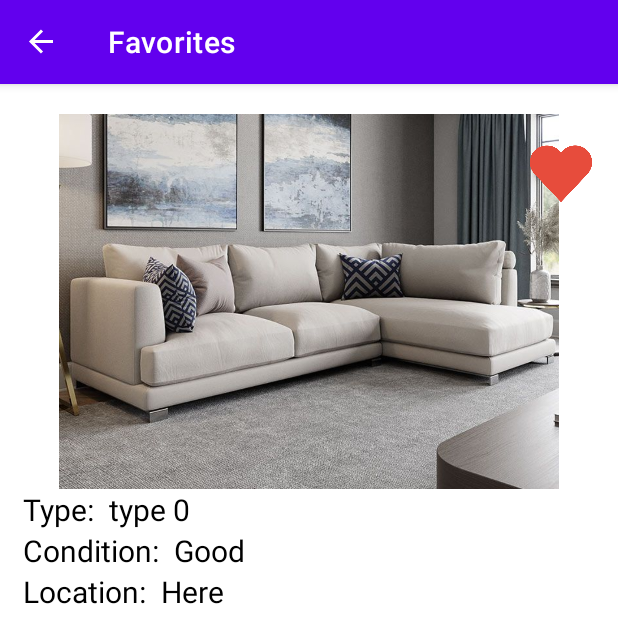
After one commit to koren2888/EasyGive, an Android app: the FavoritesFragment screen opened through its navigation route, on a phone screen of 412 x 824 dp. The commit adds this screen. Shown: the top 643 px of the screen. Run offline under Robolectric (Android 15) with nearby library versions, the phone set to English and light mode, and no system bars; our stand-ins replace navigation-ui.

Commit message:
Adding favorites fragment & a menu

```diff
--- a/app/build.gradle
+++ b/app/build.gradle
@@ -33,6 +33,8 @@ dependencies {
     implementation 'androidx.appcompat:appcompat:1.5.1'
     implementation 'com.google.android.material:material:1.7.0'
     implementation 'androidx.constraintlayout:constraintlayout:2.1.4'
+    implementation 'androidx.navigation:navigation-fragment:2.5.3'
+    implementation 'androidx.navigation:navigation-ui:2.5.3'
     testImplementation 'junit:junit:4.13.2'
     androidTestImplementation 'androidx.test.ext:junit:1.1.4'
     androidTestImplementation 'androidx.test.espresso:espresso-core:3.5.0'
--- /dev/null
+++ b/app/src/main/java/com/example/easygive/FavoritesFragment.java
@@ -0,0 +1,66 @@
+package com.example.easygive;
+
+import android.os.Bundle;
+import android.view.LayoutInflater;
+import android.view.Menu;
+import android.view.MenuInflater;
+import android.view.MenuItem;
+import android.view.View;
+import android.view.ViewGroup;
+
+import androidx.annotation.NonNull;
+import androidx.annotation.Nullable;
+import androidx.core.view.MenuProvider;
+import androidx.fragment.app.Fragment;
+import androidx.fragment.app.FragmentActivity;
+import androidx.lifecycle.Lifecycle;
+import androidx.navigation.Navigation;
+import androidx.recyclerview.widget.LinearLayoutManager;
+import androidx.recyclerview.widget.RecyclerView;
+
+import com.example.easygive.model.Item;
+import com.example.easygive.model.Model;
+
+import java.util.List;
+
+public class FavoritesFragment extends Fragment {
+
+    List<Item> items;
+    View view;
+
+    @Override
+    public void onCreate(@Nullable Bundle savedInstanceState) {
+        super.onCreate(savedInstanceState);
+        FragmentActivity parentActivity = getActivity();
+        parentActivity.addMenuProvider(new MenuProvider() {
+            @Override
+            public void onCreateMenu(@NonNull Menu menu, @NonNull MenuInflater menuInflater) {
+                menu.removeItem(R.id.favoritesFragment);
+            }
+
+            @Override
+            public boolean onMenuItemSelected(@NonNull MenuItem menuItem) {
+                return false;
+            }
+        },this, Lifecycle.State.RESUMED);
+
+    }
+
+    @Override
+    public View onCreateView(LayoutInflater inflater, ViewGroup container,
+                             Bundle savedInstanceState) {
+        // Inflate the layout for this fragment
+        view = inflater.inflate(R.layout.fragment_favorites, container, false);
+        items = Model.instance().getFavorites();
+        RecyclerView list = view.findViewById(R.id.favorites_list);
+        list.setHasFixedSize(true);
+
+        list.setLayoutManager(new LinearLayoutManager(getContext()));
+        ItemsRecyclerAdapter adapter = new ItemsRecyclerAdapter(getLayoutInflater(), items);
+        list.setAdapter(adapter);
+
+        adapter.setOnItemClickListener(pos -> Navigation.findNavController(view)
+                .navigate(R.id.action_global_itemFragment));
+        return view;
+    }
+}
--- /dev/null
+++ b/app/src/main/java/com/example/easygive/MainActivity.java
@@ -0,0 +1,44 @@
+package com.example.easygive;
+
+import android.os.Bundle;
+import android.view.Menu;
+import android.view.MenuItem;
+
+import androidx.annotation.NonNull;
+import androidx.appcompat.app.AppCompatActivity;
+import androidx.navigation.NavController;
+import androidx.navigation.fragment.NavHostFragment;
+import androidx.navigation.ui.NavigationUI;
+
+public class MainActivity extends AppCompatActivity {
+
+    NavController navController;
+
+    @Override
+    protected void onCreate(Bundle savedInstanceState) {
+        super.onCreate(savedInstanceState);
+        setContentView(R.layout.activity_main);
+
+        NavHostFragment navHostFragment = (NavHostFragment) getSupportFragmentManager()
+                .findFragmentById(R.id.main_navhost);
+        navController = navHostFragment.getNavController();
+        NavigationUI.setupActionBarWithNavController(this, navController);
+    }
+
+    @Override
+    public boolean onCreateOptionsMenu(Menu menu) {
+        super.onCreateOptionsMenu(menu);
+        getMenuInflater().inflate(R.menu.menu, menu);
+        return true;
+    }
+
+    @Override
+    public boolean onOptionsItemSelected(@NonNull MenuItem item) {
+        if (item.getItemId() == android.R.id.home) {
+            navController.popBackStack();
+        } else {
+            NavigationUI.onNavDestinationSelected(item, navController);
+        }
+        return super.onOptionsItemSelected(item);
+    }
+}
--- a/app/src/main/java/com/example/easygive/model/Item.java
+++ b/app/src/main/java/com/example/easygive/model/Item.java
@@ -1,6 +1,7 @@
 package com.example.easygive.model;
 
 public class Item {
+    public String id;
     public String item_type;
     public String condition;
     public String location;
@@ -8,8 +9,9 @@ public class Item {
     public String imageUrl;
     public boolean isFavorite;
 
-    public Item(String item_type, String condition, String location, String contact,
+    public Item(String id, String item_type, String condition, String location, String contact,
                 String imageUrl, boolean isFavorite) {
+        this.id = id;
         this.item_type = item_type;
         this.condition = condition;
         this.location = location;
--- /dev/null
+++ b/app/src/main/res/layout/activity_main.xml
@@ -0,0 +1,18 @@
+<?xml version="1.0" encoding="utf-8"?>
+<LinearLayout xmlns:android="http://schemas.android.com/apk/res/android"
+    xmlns:app="http://schemas.android.com/apk/res-auto"
+    xmlns:tools="http://schemas.android.com/tools"
+    android:layout_width="match_parent"
+    android:layout_height="match_parent"
+    tools:context=".MainActivity">
+
+    <androidx.fragment.app.FragmentContainerView
+        android:id="@+id/main_navhost"
+        android:name="androidx.navigation.fragment.NavHostFragment"
+        android:layout_width="match_parent"
+        android:layout_height="match_parent"
+        app:defaultNavHost="true"
+        app:navGraph="@navigation/nav_graph"
+        tools:layout_editor_absoluteX="1dp"
+        tools:layout_editor_absoluteY="1dp" />
+</LinearLayout>
--- /dev/null
+++ b/app/src/main/res/layout/fragment_favorites.xml
@@ -0,0 +1,24 @@
+<?xml version="1.0" encoding="utf-8"?>
+<FrameLayout xmlns:android="http://schemas.android.com/apk/res/android"
+    xmlns:app="http://schemas.android.com/apk/res-auto"
+    xmlns:tools="http://schemas.android.com/tools"
+    android:layout_width="match_parent"
+    android:layout_height="match_parent"
+    tools:context=".ItemsFragment">
+
+    <androidx.constraintlayout.widget.ConstraintLayout
+        android:layout_width="match_parent"
+        android:layout_height="match_parent">
+
+        <androidx.recyclerview.widget.RecyclerView
+            android:id="@+id/favorites_list"
+            android:layout_width="match_parent"
+            android:layout_height="match_parent"
+            app:layout_constraintBottom_toBottomOf="parent"
+            app:layout_constraintEnd_toEndOf="parent"
+            app:layout_constraintStart_toStartOf="parent"
+            app:layout_constraintTop_toTopOf="parent" />
+
+    </androidx.constraintlayout.widget.ConstraintLayout>
+
+</FrameLayout>
--- a/app/src/main/res/layout/item_list_row.xml
+++ b/app/src/main/res/layout/item_list_row.xml
@@ -10,6 +10,7 @@
         android:id="@+id/itemRow_image"
         android:layout_width="0dp"
         android:layout_height="250dp"
+        android:layout_marginTop="20dp"
         app:layout_constraintEnd_toEndOf="parent"
         app:layout_constraintStart_toStartOf="parent"
         app:layout_constraintTop_toTopOf="parent"
@@ -80,7 +81,6 @@
             android:id="@+id/itemRow_location_tag"
             android:layout_width="wrap_content"
             android:layout_height="wrap_content"
-            android:layout_marginBottom="20dp"
             android:text="Location:"
             android:textColor="#000000"
             android:textSize="20sp"
--- /dev/null
+++ b/app/src/main/res/menu/menu.xml
@@ -0,0 +1,10 @@
+<?xml version="1.0" encoding="utf-8"?>
+<menu xmlns:app="http://schemas.android.com/apk/res-auto"
+    xmlns:android="http://schemas.android.com/apk/res/android">
+
+    <item
+        android:id="@+id/favoritesFragment"
+        android:icon="@drawable/full_heart_icon"
+        android:title="Favorites"
+        app:showAsAction="always" />
+</menu>
--- /dev/null
+++ b/app/src/main/res/navigation/nav_graph.xml
@@ -0,0 +1,24 @@
+<?xml version="1.0" encoding="utf-8"?>
+<navigation xmlns:android="http://schemas.android.com/apk/res/android"
+    xmlns:app="http://schemas.android.com/apk/res-auto"
+    xmlns:tools="http://schemas.android.com/tools"
+    android:id="@+id/nav_graph"
+    app:startDestination="@id/itemsFragment">
+
+    <fragment
+        android:id="@+id/itemsFragment"
+        android:name="com.example.easygive.ItemsFragment"
+        android:label="Items"
+        tools:layout="@layout/fragment_items"/>
+    <fragment
+        android:id="@+id/itemFragment"
+        android:name="com.example.easygive.ItemFragment"
+        android:label="Item"
+        tools:layout="@layout/fragment_item" />
+    <fragment
+        android:id="@+id/favoritesFragment"
+        android:name="com.example.easygive.FavoritesFragment"
+        android:label="Favorites" />
+    <action android:id="@+id/action_global_favoritesFragment" app:destination="@id/favoritesFragment" />
+    <action android:id="@+id/action_global_itemFragment" app:destination="@id/itemFragment" />
+</navigation>
--- a/app/src/main/res/values/themes.xml
+++ b/app/src/main/res/values/themes.xml
@@ -1,6 +1,6 @@
 <resources xmlns:tools="http://schemas.android.com/tools">
     <!-- Base application theme. -->
-    <style name="Theme.EasyGive" parent="Theme.AppCompat.Light.NoActionBar">
+    <style name="Theme.EasyGive" parent="Theme.MaterialComponents.DayNight.DarkActionBar">
         <!-- Primary brand color. -->
         <item name="colorPrimary">@color/purple_500</item>
         <item name="colorPrimaryVariant">@color/purple_700</item>
```
Also changed, not shown: app/src/main/AndroidManifest.xml (+6 -5 lines), app/src/main/java/com/example/easygive/ItemFragment.java (added, +20 -0 lines), app/src/main/java/com/example/easygive/ItemsActivity.java (deleted, +0 -39 lines), app/src/main/java/com/example/easygive/ItemsFragment.java (+3 -9 lines), app/src/main/java/com/example/easygive/ItemsRecyclerAdapter.java (+7 -12 lines), app/src/main/java/com/example/easygive/model/Model.java (+19 -1 lines), app/src/main/res/layout/activity_items.xml (deleted, +0 -61 lines), app/src/main/res/layout/fragment_item.xml (added, +131 -0 lines), app/src/main/res/layout/fragment_items.xml (+42 -3 lines), app/src/main/res/drawable/filter_icon.png (added).
